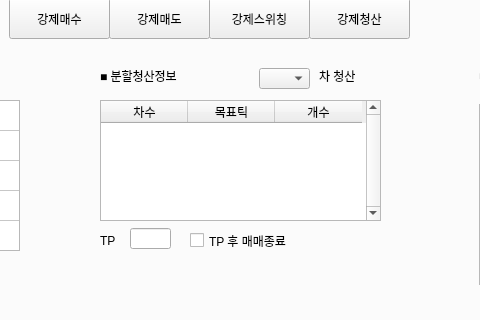
Old version of the form ui/qt/main.ui in the repository 75sblee/20251111_apricot---apricot_KW_KOSPI_F_ma_point_v01; both pictures show x 293 to 773 and y 178 to 498 of the 1122 by 805 pixel window.
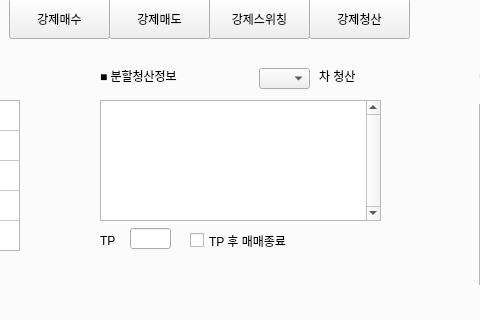
New version of the form. The open tabs and pages were chosen to show the change.

Patch:
```diff
--- a/ui/qt/main.ui
+++ b/ui/qt/main.ui
@@ -451,7 +451,7 @@
        <number>3</number>
       </property>
       <attribute name="horizontalHeaderVisible">
-       <bool>true</bool>
+       <bool>false</bool>
       </attribute>
       <attribute name="horizontalHeaderMinimumSectionSize">
        <number>34</number>
```
Left out of the diff: 2 changed lines with no effect on the pictures.
